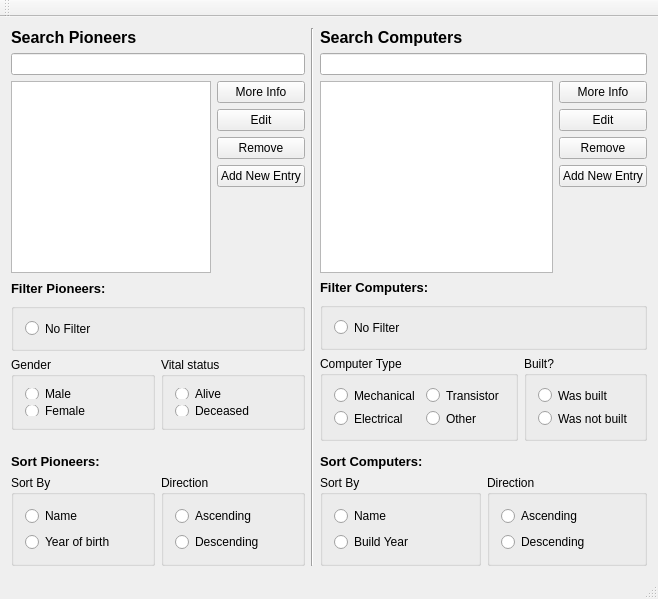
Above: vika3/mainwindow.ui from hlynurstef/Verklegt-namskeid-1-vika-3 before the change. Below: the same form after it.
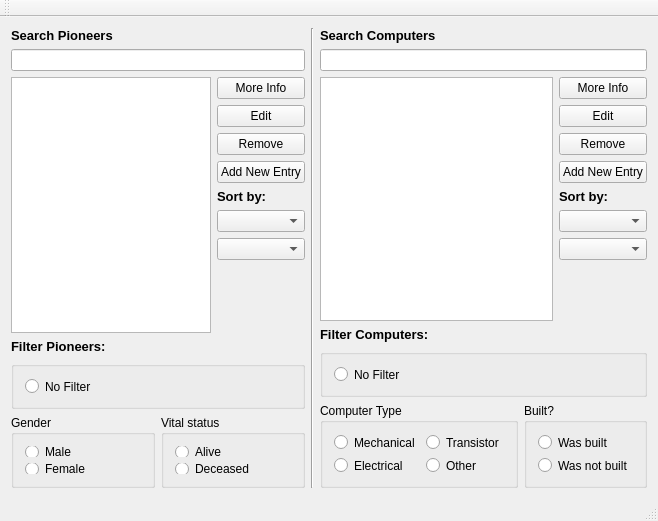
That is the form after the change.

Commit message: put sorting in drop down list to make the interface cleaner

```diff
--- a/vika3/mainwindow.ui
+++ b/vika3/mainwindow.ui
@@ -7,27 +7,31 @@
     <x>0</x>
     <y>0</y>
     <width>622</width>
-    <height>599</height>
+    <height>521</height>
    </rect>
   </property>
   <property name="windowTitle">
    <string>MainWindow</string>
   </property>
   <widget class="QWidget" name="centralWidget">
-   <layout class="QHBoxLayout" name="horizontalLayout_7">
+   <layout class="QHBoxLayout" name="horizontalLayout_5">
     <item>
-     <layout class="QVBoxLayout" name="verticalLayout_21">
+     <layout class="QVBoxLayout" name="verticalLayout_15">
       <item>
        <layout class="QVBoxLayout" name="verticalLayout_12">
         <item>
          <widget class="QLabel" name="label_search_pioneers">
           <property name="text">
-           <string>&lt;html&gt;&lt;head/&gt;&lt;body&gt;&lt;p&gt;&lt;span style=&quot; font-size:12pt; font-weight:600;&quot;&gt;Search Pioneers&lt;/span&gt;&lt;/p&gt;&lt;/body&gt;&lt;/html&gt;</string>
+           <string>&lt;html&gt;&lt;head/&gt;&lt;body&gt;&lt;p&gt;&lt;span style=&quot; font-size:10pt; font-weight:600;&quot;&gt;Search Pioneers&lt;/span&gt;&lt;/p&gt;&lt;/body&gt;&lt;/html&gt;</string>
           </property>
          </widget>
         </item>
         <item>
-         <widget class="QLineEdit" name="input_search_pioneers"/>
+         <widget class="QLineEdit" name="input_search_pioneers">
+          <property name="statusTip">
+           <string>Type here to search Pioneers</string>
+          </property>
+         </widget>
         </item>
         <item>
          <layout class="QHBoxLayout" name="horizontalLayout_3">
@@ -36,7 +40,7 @@
             <property name="minimumSize">
              <size>
               <width>200</width>
-              <height>192</height>
+              <height>216</height>
              </size>
             </property>
            </widget>
@@ -71,6 +75,30 @@
               </property>
              </widget>
             </item>
+            <item>
+             <widget class="QLabel" name="label">
+              <property name="text">
+               <string>&lt;html&gt;&lt;head/&gt;&lt;body&gt;&lt;p&gt;&lt;span style=&quot; font-size:10pt; font-weight:600;&quot;&gt;Sort by:&lt;/span&gt;&lt;/p&gt;&lt;/body&gt;&lt;/html&gt;</string>
+              </property>
+             </widget>
+            </item>
+            <item>
+             <widget class="QComboBox" name="dropdown_pioneers_order_by">
+              <property name="toolTip">
+               <string/>
+              </property>
+              <property name="statusTip">
+               <string>Order by</string>
+              </property>
+             </widget>
+            </item>
+            <item>
+             <widget class="QComboBox" name="dropdown_pioneers_order_direction">
+              <property name="statusTip">
+               <string>Order direction</string>
+              </property>
+             </widget>
+            </item>
             <item>
              <spacer name="verticalSpacer">
               <property name="orientation">
@@ -90,19 +118,6 @@
         </item>
        </layout>
       </item>
-      <item>
-       <spacer name="verticalSpacer_3">
-        <property name="orientation">
-         <enum>Qt::Vertical</enum>
-        </property>
-        <property name="sizeHint" stdset="0">
-         <size>
-          <width>20</width>
-          <height>13</height>
-         </size>
-        </property>
-       </spacer>
-      </item>
       <item>
        <layout class="QVBoxLayout" name="verticalLayout_8">
         <item>
@@ -232,80 +247,6 @@
         </item>
        </layout>
       </item>
-      <item>
-       <spacer name="verticalSpacer_6">
-        <property name="orientation">
-         <enum>Qt::Vertical</enum>
-        </property>
-        <property name="sizeHint" stdset="0">
-         <size>
-          <width>13</width>
-          <height>28</height>
-         </size>
-        </property>
-       </spacer>
-      </item>
-      <item>
-       <layout class="QVBoxLayout" name="verticalLayout_18">
-        <item>
-         <widget class="QLabel" name="label_pioneers_sorting">
-          <property name="text">
-           <string>&lt;html&gt;&lt;head/&gt;&lt;body&gt;&lt;p&gt;&lt;span style=&quot; font-size:10pt; font-weight:600;&quot;&gt;Sort Pioneers:&lt;/span&gt;&lt;/p&gt;&lt;/body&gt;&lt;/html&gt;</string>
-          </property>
-         </widget>
-        </item>
-        <item>
-         <layout class="QHBoxLayout" name="horizontalLayout_6">
-          <item>
-           <widget class="QGroupBox" name="groupBox_pioneers_sort_by">
-            <property name="title">
-             <string>Sort By</string>
-            </property>
-            <layout class="QVBoxLayout" name="verticalLayout_17">
-             <item>
-              <widget class="QRadioButton" name="radioButton_pioneers_sort_by_name">
-               <property name="text">
-                <string>Name</string>
-               </property>
-              </widget>
-             </item>
-             <item>
-              <widget class="QRadioButton" name="radioButton_pioneers_sort_by_yob">
-               <property name="text">
-                <string>Year of birth</string>
-               </property>
-              </widget>
-             </item>
-            </layout>
-           </widget>
-          </item>
-          <item>
-           <widget class="QGroupBox" name="groupBox_pioneers_direction">
-            <property name="title">
-             <string>Direction</string>
-            </property>
-            <layout class="QVBoxLayout" name="verticalLayout_16">
-             <item>
-              <widget class="QRadioButton" name="radioButton_pioneers_direction_ascending">
-               <property name="text">
-                <string>Ascending</string>
-               </property>
-              </widget>
-             </item>
-             <item>
-              <widget class="QRadioButton" name="radioButton_pioneers_direction_descending">
-               <property name="text">
-                <string>Descending</string>
-               </property>
-              </widget>
-             </item>
-            </layout>
-           </widget>
-          </item>
-         </layout>
-        </item>
-       </layout>
-      </item>
      </layout>
     </item>
     <item>
@@ -316,18 +257,22 @@
      </widget>
     </item>
     <item>
-     <layout class="QVBoxLayout" name="verticalLayout_20">
+     <layout class="QVBoxLayout" name="verticalLayout_14">
       <item>
        <layout class="QVBoxLayout" name="verticalLayout_13">
         <item>
          <widget class="QLabel" name="label_search_computers">
           <property name="text">
-           <string>&lt;html&gt;&lt;head/&gt;&lt;body&gt;&lt;p&gt;&lt;span style=&quot; font-size:12pt; font-weight:600;&quot;&gt;Search Computers&lt;/span&gt;&lt;/p&gt;&lt;/body&gt;&lt;/html&gt;</string>
+           <string>&lt;html&gt;&lt;head/&gt;&lt;body&gt;&lt;p&gt;&lt;span style=&quot; font-size:10pt; font-weight:600;&quot;&gt;Search Computers&lt;/span&gt;&lt;/p&gt;&lt;/body&gt;&lt;/html&gt;</string>
           </property>
          </widget>
         </item>
         <item>
-         <widget class="QLineEdit" name="input_search_computers"/>
+         <widget class="QLineEdit" name="input_search_computers">
+          <property name="statusTip">
+           <string>Type here to search Computers</string>
+          </property>
+         </widget>
         </item>
         <item>
          <layout class="QHBoxLayout" name="horizontalLayout_4">
@@ -336,7 +281,7 @@
             <property name="minimumSize">
              <size>
               <width>201</width>
-              <height>192</height>
+              <height>215</height>
              </size>
             </property>
            </widget>
@@ -371,6 +316,30 @@
               </property>
              </widget>
             </item>
+            <item>
+             <widget class="QLabel" name="label_2">
+              <property name="text">
+               <string>&lt;html&gt;&lt;head/&gt;&lt;body&gt;&lt;p&gt;&lt;span style=&quot; font-size:10pt; font-weight:600;&quot;&gt;Sort by:&lt;/span&gt;&lt;/p&gt;&lt;/body&gt;&lt;/html&gt;</string>
+              </property>
+             </widget>
+            </item>
+            <item>
+             <widget class="QComboBox" name="dropdown_computers_order_by">
+              <property name="statusTip">
+               <string>Order by</string>
+              </property>
+             </widget>
+            </item>
+            <item>
+             <widget class="QComboBox" name="dropdown_computers_order_direction">
+              <property name="toolTip">
+               <string/>
+              </property>
+              <property name="statusTip">
+               <string>Order direction</string>
+              </property>
+             </widget>
+            </item>
             <item>
              <spacer name="verticalSpacer_2">
               <property name="orientation">
@@ -390,19 +359,6 @@
         </item>
        </layout>
       </item>
-      <item>
-       <spacer name="verticalSpacer_4">
-        <property name="orientation">
-         <enum>Qt::Vertical</enum>
-        </property>
-        <property name="sizeHint" stdset="0">
-         <size>
-          <width>20</width>
-          <height>13</height>
-         </size>
-        </property>
-       </spacer>
-      </item>
       <item>
        <layout class="QVBoxLayout" name="verticalLayout_9">
         <item>
@@ -552,80 +508,6 @@
         </item>
        </layout>
       </item>
-      <item>
-       <spacer name="verticalSpacer_5">
-        <property name="orientation">
-         <enum>Qt::Vertical</enum>
-        </property>
-        <property name="sizeHint" stdset="0">
-         <size>
-          <width>20</width>
-          <height>18</height>
-         </size>
-        </property>
-       </spacer>
-      </item>
-      <item>
-       <layout class="QVBoxLayout" name="verticalLayout_19">
-        <item>
-         <widget class="QLabel" name="label_computers_sorting">
-          <property name="text">
-           <string>&lt;html&gt;&lt;head/&gt;&lt;body&gt;&lt;p&gt;&lt;span style=&quot; font-size:10pt; font-weight:600;&quot;&gt;Sort Computers:&lt;/span&gt;&lt;/p&gt;&lt;/body&gt;&lt;/html&gt;</string>
-          </property>
-         </widget>
-        </item>
-        <item>
-         <layout class="QHBoxLayout" name="horizontalLayout_5">
-          <item>
-           <widget class="QGroupBox" name="groupBox_computers_sort_by">
-            <property name="title">
-             <string>Sort By</string>
-            </property>
-            <layout class="QVBoxLayout" name="verticalLayout_15">
-             <item>
-              <widget class="QRadioButton" name="radioButton_computers_sort_by_name">
-               <property name="text">
-                <string>Name</string>
-               </property>
-              </widget>
-             </item>
-             <item>
-              <widget class="QRadioButton" name="radioButton_computers_sort_by_build_year">
-               <property name="text">
-                <string>Build Year</string>
-               </property>
-              </widget>
-             </item>
-            </layout>
-           </widget>
-          </item>
-          <item>
-           <widget class="QGroupBox" name="groupBox_computers_direction">
-            <property name="title">
-             <string>Direction</string>
-            </property>
-            <layout class="QVBoxLayout" name="verticalLayout_14">
-             <item>
-              <widget class="QRadioButton" name="radioButton_computers_direction_ascending">
-               <property name="text">
-                <string>Ascending</string>
-               </property>
-              </widget>
-             </item>
-             <item>
-              <widget class="QRadioButton" name="radioButton_computer_direction_descending">
-               <property name="text">
-                <string>Descending</string>
-               </property>
-              </widget>
-             </item>
-            </layout>
-           </widget>
-          </item>
-         </layout>
-        </item>
-       </layout>
-      </item>
      </layout>
     </item>
    </layout>
```
Left out of the diff: 24 changed lines with no effect on the pictures. The commit also changes 3 other files.
